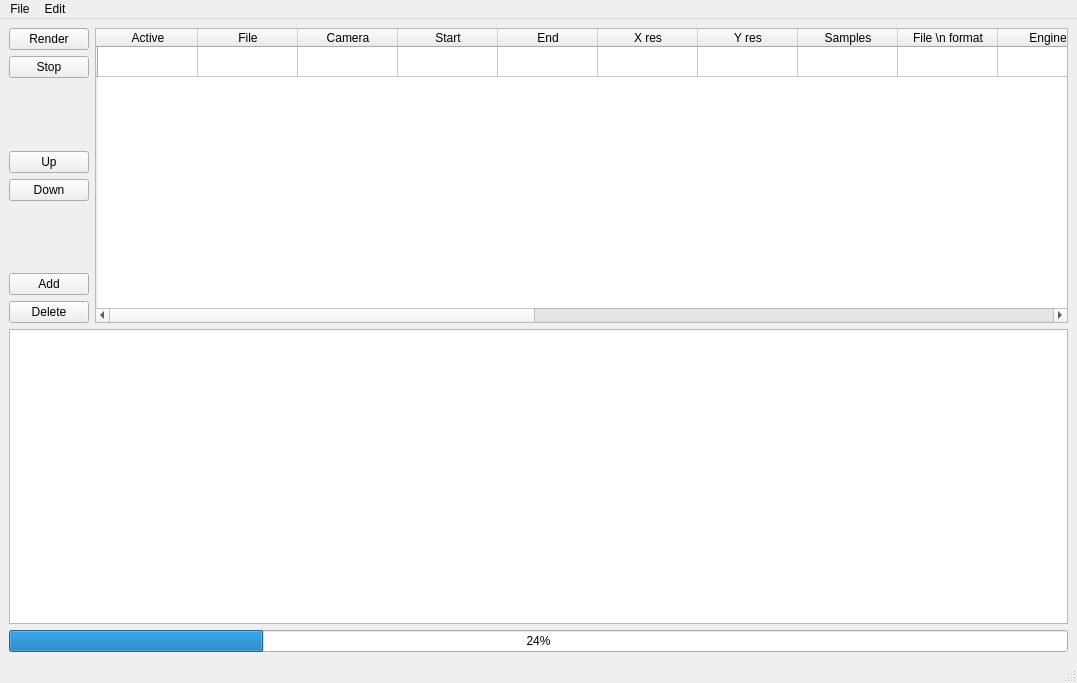
This is ui/window.ui in dreisicht/renderrob as Qt 5 draws it before an edit. The edited form follows.
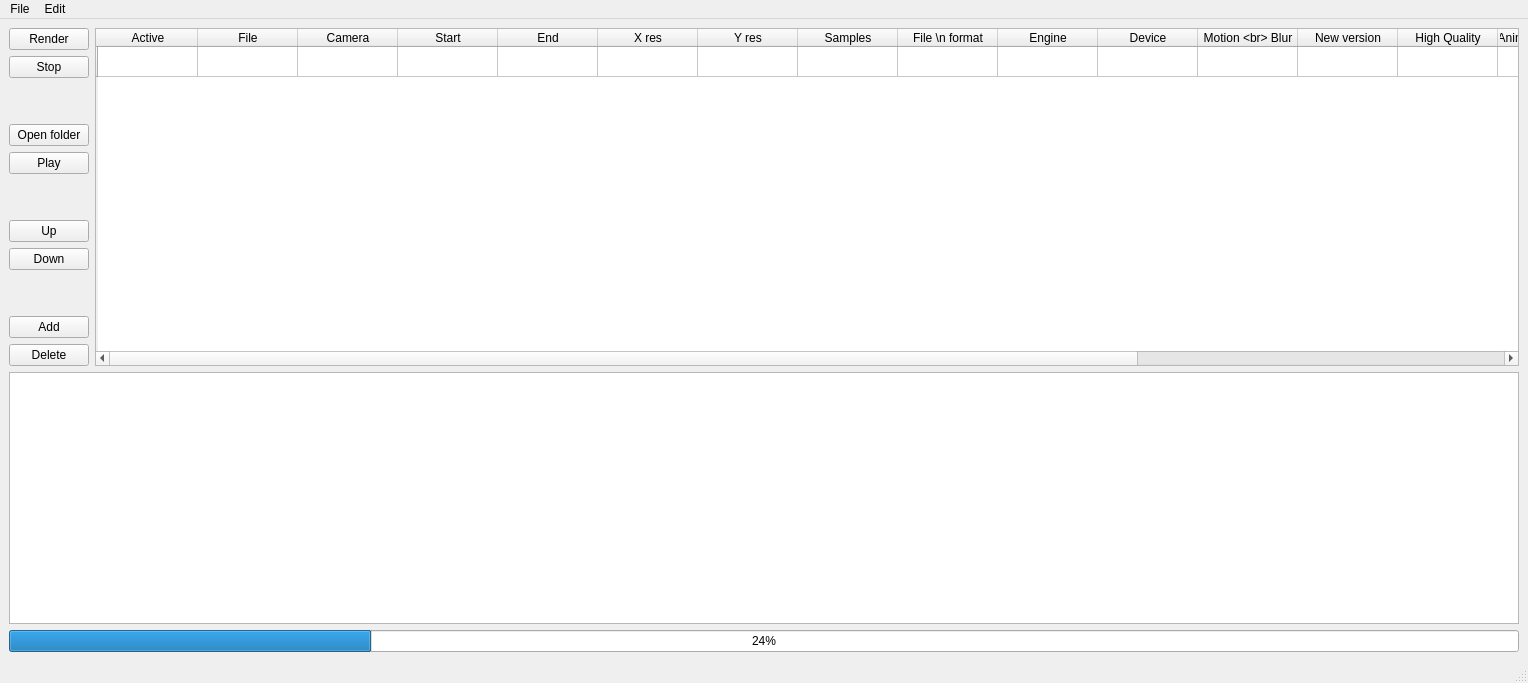
This is the edited form. Icons and pictures are not drawn.

Commit message: Moved view output

Diff of the .ui file:
```diff
--- a/ui/window.ui
+++ b/ui/window.ui
@@ -6,7 +6,7 @@
    <rect>
     <x>0</x>
     <y>0</y>
-    <width>1077</width>
+    <width>1528</width>
     <height>683</height>
    </rect>
   </property>
@@ -33,6 +33,33 @@
           </property>
          </widget>
         </item>
+        <item>
+         <spacer name="verticalSpacer_3">
+          <property name="orientation">
+           <enum>Qt::Vertical</enum>
+          </property>
+          <property name="sizeHint" stdset="0">
+           <size>
+            <width>20</width>
+            <height>40</height>
+           </size>
+          </property>
+         </spacer>
+        </item>
+        <item>
+         <widget class="QPushButton" name="pushButton">
+          <property name="text">
+           <string>Open folder</string>
+          </property>
+         </widget>
+        </item>
+        <item>
+         <widget class="QPushButton" name="pushButton_2">
+          <property name="text">
+           <string>Play</string>
+          </property>
+         </widget>
+        </item>
         <item>
          <spacer name="verticalSpacer">
           <property name="orientation">
@@ -198,12 +225,10 @@
           <string>Comments</string>
          </property>
         </column>
-        <column>
-         <property name="text">
-          <string>View Output</string>
-         </property>
-        </column>
         <item row="0" column="0">
+         <property name="text">
+          <string/>
+         </property>
          <property name="icon">
           <iconset theme="call-start">
            <normaloff>../../renderrob4</normaloff>../../renderrob4</iconset>
@@ -246,7 +271,7 @@
     <rect>
      <x>0</x>
      <y>0</y>
-     <width>1077</width>
+     <width>1528</width>
      <height>22</height>
     </rect>
    </property>
```
The commit also changes 3 other files.
